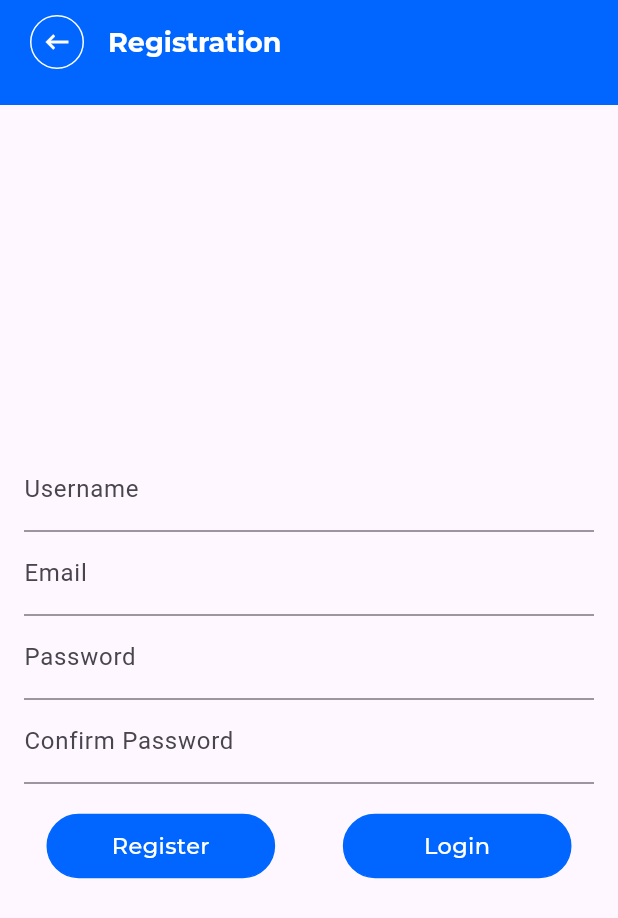
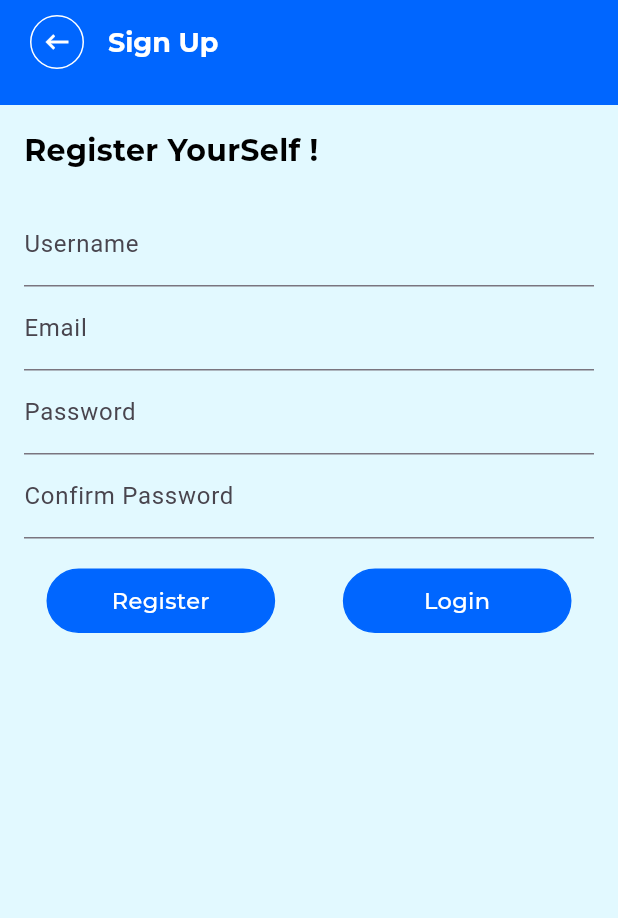
Before and after one commit to Kumarianushka79701/non_pms_generation_project, a Flutter app: the screen it shows after launch, after a tap on "Sign Up", on a phone screen of 412 x 824 dp. Shown: the top 918 px of the screen. Run offline on Flutter 3.47's test engine with Material 3 defaults, Android fonts, the phone set to English and light mode, and no system bars; our stand-ins replace barcode_widget, google_fonts, gradient_borders.

Commit message:
new ui changes

```diff
--- a/lib/modules/details/views/detailPage.dart
+++ b/lib/modules/details/views/detailPage.dart
@@ -22,6 +22,8 @@ class DetailsPage extends StatelessWidget {
   @override
   Widget build(BuildContext context) {
     return Scaffold(
+            backgroundColor: AColors.lightCyan,
+
       appBar:
           getAppBar(context, title: getDetailsAppBarTitle(context), onTap: () {
         Navigator.pop(context);
--- a/lib/modules/home/views/barcode_page.dart
+++ b/lib/modules/home/views/barcode_page.dart
@@ -28,7 +28,8 @@ class BarcodePage extends StatelessWidget {
         ? _generateRandomBarcodeData()
         : '$itemType - $description';
 
-    return Scaffold(
+    return Scaffold(      backgroundColor: AColors.lightCyan,
+
        appBar: getAppBar(context, title: getBarcodeAppBarTitle(context), onTap: () {
         Navigator.pop(context);
       }),
--- a/lib/modules/login/views/login.dart
+++ b/lib/modules/login/views/login.dart
@@ -24,6 +24,8 @@ class _LoginPageState extends State<LoginPage> {
         final loginProvider = Provider.of<LoginProvider>(context, listen: false);
 
     return Scaffold(
+            backgroundColor: AColors.lightCyan,
+
      appBar: getAppBar(context, title: getLoginAppBarTitle(context), onTap: () {
         Navigator.pop(context);
       }),
@@ -54,7 +56,7 @@ class _LoginPageState extends State<LoginPage> {
               obscureText: !loginProvider.isPasswordVisible, // Control visibility
             ),
             const SizedBox(height: 20),
-            AButton(label: "Login",textAlign: TextAlign.center, width: MediaQuery.of(context)!.size.width*02,
+            AButton(label: "Login",textAlign: TextAlign.center, width: MediaQuery.of(context).size.width*02,
             onTap: (){
 
                 if (loginProvider.usernameController.text == 'anushka' &&loginProvider. passwordController.text == '123') {
--- a/lib/modules/registration/views/sign_up_page.dart
+++ b/lib/modules/registration/views/sign_up_page.dart
@@ -64,6 +64,7 @@ class _SignupPageState extends State<SignupPage> {
   @override
   Widget build(BuildContext context) {
     return Scaffold(
+      backgroundColor: AColors.lightCyan,
       appBar:
       getAppBar(context, title: getSignUpAppBarTitle(context), onTap: () {
         Navigator.pop(context);
@@ -73,8 +74,13 @@ class _SignupPageState extends State<SignupPage> {
         child: Form(
           key: _formKey,
           child: Column(
-            mainAxisAlignment: MainAxisAlignment.center,
+            mainAxisAlignment: MainAxisAlignment.start,
             children: [
+
+              Align(
+                alignment: Alignment.centerLeft,
+                child: TextWidget(label: "Register YourSelf !",fontSize: 20,fontWeight: FontWeight.w700,textColor: AColors.black,)),
+            SizedBox(height: 20,),
               TextFormField(
                 controller: usernameController,
                 decoration: const InputDecoration(labelText: 'Username'),
@@ -166,7 +172,7 @@ class _SignupPageState extends State<SignupPage> {
 
 Widget getSignUpAppBarTitle(BuildContext context) {
   return const TextWidget(
-    label: "Registration",
+    label: "Sign Up",
     textColor: AColors.white,
     fontSize: 18,
     fontWeight: FontWeight.w700,
```
